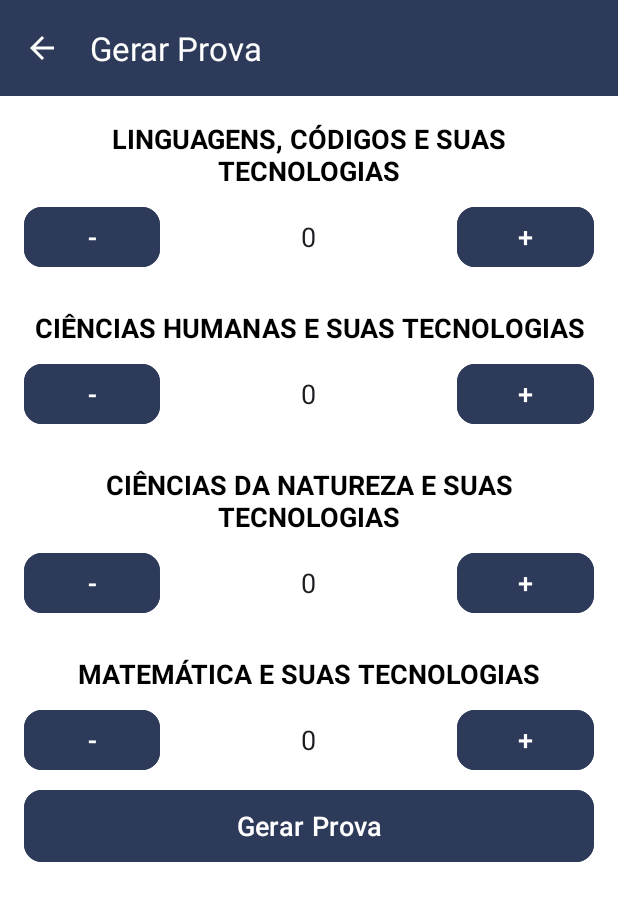
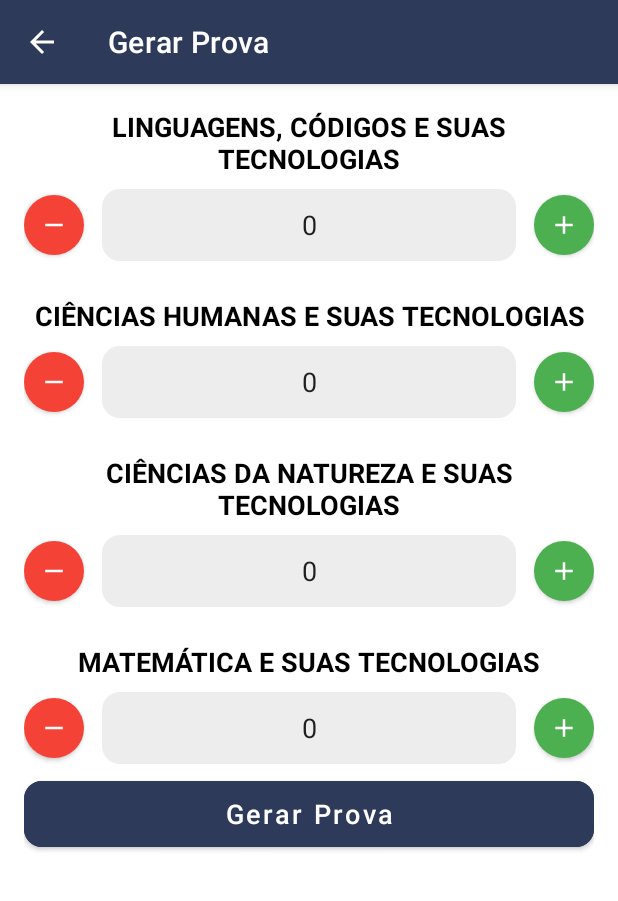
Before and after one commit to prxdby4le/Simulapp, an Android app: the GerarProvaActivity screen opened directly, with no data from a screen before it, on a phone screen of 412 x 824 dp. Shown: the top 901 px of the screen. Run offline under Robolectric (Android 15) with nearby library versions, the phone set to English and light mode, and no system bars.

Commit message:
mudanças de desing nos botões de add ou remove

```diff
--- /dev/null
+++ b/app/src/main/res/drawable/border_text.xml
@@ -0,0 +1,12 @@
+<?xml version="1.0" encoding="utf-8"?>
+<shape xmlns:android="http://schemas.android.com/apk/res/android"
+    android:shape="rectangle">
+
+    <stroke
+        android:width="0dp"
+        android:color="#000000" />
+
+    <solid android:color="#EDEDED" />
+
+    <corners android:radius="12dp" />
+</shape>
--- /dev/null
+++ b/app/src/main/res/drawable/circle_button_base.xml
@@ -0,0 +1,5 @@
+<?xml version="1.0" encoding="utf-8"?>
+<shape xmlns:android="http://schemas.android.com/apk/res/android"
+    android:shape="oval">
+    <solid android:color="@android:color/transparent"/>
+</shape>
--- /dev/null
+++ b/app/src/main/res/drawable/circle_button_green.xml
@@ -0,0 +1,5 @@
+<?xml version="1.0" encoding="utf-8"?>
+<shape xmlns:android="http://schemas.android.com/apk/res/android"
+    android:shape="oval">
+    <solid android:color="#4CAF50"/>
+</shape>
--- /dev/null
+++ b/app/src/main/res/drawable/circle_button_red.xml
@@ -0,0 +1,5 @@
+<?xml version="1.0" encoding="utf-8"?>
+<shape xmlns:android="http://schemas.android.com/apk/res/android"
+    android:shape="oval">
+    <solid android:color="#F44336"/>
+</shape>
--- /dev/null
+++ b/app/src/main/res/drawable/ic_add.xml
@@ -0,0 +1,12 @@
+<?xml version="1.0" encoding="utf-8"?>
+<vector xmlns:android="http://schemas.android.com/apk/res/android"
+    android:width="24dp"
+    android:height="24dp"
+    android:viewportWidth="24"
+    android:viewportHeight="24">
+    <path
+        android:fillColor="#FFFFFF"
+        android:pathData="M19,13h-6v6h-2v-6H5v-2h6V5h2v6h6v2z"
+        />
+
+</vector>
--- /dev/null
+++ b/app/src/main/res/drawable/ic_remove.xml
@@ -0,0 +1,10 @@
+<?xml version="1.0" encoding="utf-8"?>
+<vector xmlns:android="http://schemas.android.com/apk/res/android"
+    android:width="24dp"
+    android:height="24dp"
+    android:viewportWidth="24"
+    android:viewportHeight="24">
+    <path
+        android:fillColor="#FFFFFF"
+        android:pathData="M19,13H5v-2h14v2z"/>
+</vector>
--- a/app/src/main/res/layout/activity_gerar_prova.xml
+++ b/app/src/main/res/layout/activity_gerar_prova.xml
@@ -46,6 +46,7 @@
                 android:layout_width="0dp"
                 android:layout_height="wrap_content"
                 android:orientation="horizontal"
+                android:gravity="center_vertical"
                 android:layout_marginTop="8dp"
                 app:layout_constraintTop_toBottomOf="@id/tvTituloLinguagens"
                 app:layout_constraintStart_toStartOf="parent"
@@ -53,41 +54,59 @@
 
                 <com.google.android.material.button.MaterialButton
                     android:id="@+id/btnDecrementarLinguagens"
-                    android:layout_width="0dp"
-                    android:layout_height="48dp"
-                    android:layout_weight="1"
-                    android:backgroundTint="#2E3A59"
-                    android:contentDescription="@string/cd_decrementar"
-                    android:text="@string/decrement"
-                    android:textColor="@android:color/white"
-                    android:textSize="18sp"
-                    app:cornerRadius="12dp" />
+                    style="@style/Widget.MaterialComponents.Button.Icon"
+                    android:layout_width="40dp"
+                    android:layout_height="40dp"
+                    android:minWidth="0dp"
+                    android:minHeight="0dp"
+                    android:padding="0dp"
+                    app:backgroundTint="#F44336"
+                    app:cornerRadius="20dp"
+                    app:icon="@drawable/ic_remove"
+                    app:iconTint="@android:color/white"
+                    app:iconGravity="textStart"
+                    app:iconPadding="0dp"
+                    app:iconSize="20dp"
+                    android:insetLeft="0dp"
+                    android:insetTop="0dp"
+                    android:insetRight="0dp"
+                    android:insetBottom="0dp"
+                    android:contentDescription="@string/cd_decrementar" />
 
                 <EditText
                     android:id="@+id/etQuantidadeLinguagens"
                     android:layout_width="0dp"
                     android:layout_height="48dp"
-                    android:layout_weight="2"
+                    android:layout_weight="1"
                     android:inputType="number"
                     android:digits="0123456789"
                     android:gravity="center"
                     android:hint="@string/hint_zero"
                     android:textSize="18sp"
                     android:importantForAutofill="no"
-                    android:background="@android:color/white"
-                    android:layout_marginHorizontal="8dp" />
+                    android:background="@drawable/border_text"
+                    android:layout_marginHorizontal="12dp" />
 
                 <com.google.android.material.button.MaterialButton
                     android:id="@+id/btnIncrementarLinguagens"
-                    android:layout_width="0dp"
-                    android:layout_height="48dp"
-                    android:layout_weight="1"
-                    android:backgroundTint="#2E3A59"
-                    android:contentDescription="@string/cd_incrementar"
-                    android:text="@string/increment"
-                    android:textColor="@android:color/white"
-                    android:textSize="18sp"
-                    app:cornerRadius="12dp" />
+                    style="@style/Widget.MaterialComponents.Button.Icon"
+                    android:layout_width="40dp"
+                    android:layout_height="40dp"
+                    android:minWidth="0dp"
+                    android:minHeight="0dp"
+                    android:padding="0dp"
+                    app:backgroundTint="#4CAF50"
+                    app:cornerRadius="20dp"
+                    app:icon="@drawable/ic_add"
+                    app:iconTint="@android:color/white"
+                    app:iconGravity="textStart"
+                    app:iconPadding="0dp"
+                    app:iconSize="20dp"
+                    android:insetLeft="0dp"
+                    android:insetTop="0dp"
+                    android:insetRight="0dp"
+                    android:insetBottom="0dp"
+                    android:contentDescription="@string/cd_incrementar" />
             </LinearLayout>
 
             <TextView
@@ -109,6 +128,7 @@
                 android:layout_width="0dp"
                 android:layout_height="wrap_content"
                 android:orientation="horizontal"
+                android:gravity="center_vertical"
                 android:layout_marginTop="8dp"
                 app:layout_constraintTop_toBottomOf="@id/tvTituloHumanas"
                 app:layout_constraintStart_toStartOf="parent"
@@ -116,41 +136,59 @@
 
                 <com.google.android.material.button.MaterialButton
                     android:id="@+id/btnDecrementarHumanas"
-                    android:layout_width="0dp"
-                    android:layout_height="48dp"
-                    android:layout_weight="1"
-                    android:backgroundTint="#2E3A59"
-                    android:contentDescription="@string/cd_decrementar"
-                    android:text="@string/decrement"
-                    android:textColor="@android:color/white"
-                    android:textSize="18sp"
-                    app:cornerRadius="12dp" />
+                    style="@style/Widget.MaterialComponents.Button.Icon"
+                    android:layout_width="40dp"
+                    android:layout_height="40dp"
+                    android:minWidth="0dp"
+                    android:minHeight="0dp"
+                    android:padding="0dp"
+                    app:backgroundTint="#F44336"
+                    app:cornerRadius="20dp"
+                    app:icon="@drawable/ic_remove"
+                    app:iconTint="@android:color/white"
+                    app:iconGravity="textStart"
+                    app:iconPadding="0dp"
+                    app:iconSize="20dp"
+                    android:insetLeft="0dp"
+                    android:insetTop="0dp"
+                    android:insetRight="0dp"
+                    android:insetBottom="0dp"
+                    android:contentDescription="@string/cd_decrementar" />
 
                 <EditText
                     android:id="@+id/etQuantidadeHumanas"
                     android:layout_width="0dp"
                     android:layout_height="48dp"
-                    android:layout_weight="2"
+                    android:layout_weight="1"
                     android:inputType="number"
                     android:digits="0123456789"
                     android:gravity="center"
                     android:hint="@string/hint_zero"
                     android:textSize="18sp"
                     android:importantForAutofill="no"
-                    android:background="@android:color/white"
-                    android:layout_marginHorizontal="8dp" />
+                    android:background="@drawable/border_text"
+                    android:layout_marginHorizontal="12dp" />
 
                 <com.google.android.material.button.MaterialButton
                     android:id="@+id/btnIncrementarHumanas"
-                    android:layout_width="0dp"
-                    android:layout_height="48dp"
-                    android:layout_weight="1"
-                    android:backgroundTint="#2E3A59"
-                    android:contentDescription="@string/cd_incrementar"
-                    android:text="@string/increment"
-                    android:textColor="@android:color/white"
-                    android:textSize="18sp"
-                    app:cornerRadius="12dp" />
+                    style="@style/Widget.MaterialComponents.Button.Icon"
+                    android:layout_width="40dp"
+                    android:layout_height="40dp"
+                    android:minWidth="0dp"
+                    android:minHeight="0dp"
+                    android:padding="0dp"
+                    app:backgroundTint="#4CAF50"
+                    app:cornerRadius="20dp"
+                    app:icon="@drawable/ic_add"
+                    app:iconTint="@android:color/white"
+                    app:iconGravity="textStart"
+                    app:iconPadding="0dp"
+                    app:iconSize="20dp"
+                    android:insetLeft="0dp"
+                    android:insetTop="0dp"
+                    android:insetRight="0dp"
+                    android:insetBottom="0dp"
+                    android:contentDescription="@string/cd_incrementar" />
             </LinearLayout>
 
             <TextView
@@ -172,6 +210,7 @@
                 android:layout_width="0dp"
                 android:layout_height="wrap_content"
                 android:orientation="horizontal"
+                android:gravity="center_vertical"
                 android:layout_marginTop="8dp"
                 app:layout_constraintTop_toBottomOf="@id/tvTituloNatureza"
                 app:layout_constraintStart_toStartOf="parent"
@@ -179,41 +218,59 @@
 
                 <com.google.android.material.button.MaterialButton
                     android:id="@+id/btnDecrementarNatureza"
-                    android:layout_width="0dp"
-                    android:layout_height="48dp"
-                    android:layout_weight="1"
-                    android:backgroundTint="#2E3A59"
-                    android:contentDescription="@string/cd_decrementar"
-                    android:text="@string/decrement"
-                    android:textColor="@android:color/white"
-                    android:textSize="18sp"
-                    app:cornerRadius="12dp" />
+                    style="@style/Widget.MaterialComponents.Button.Icon"
+                    android:layout_width="40dp"
+                    android:layout_height="40dp"
+                    android:minWidth="0dp"
+                    android:minHeight="0dp"
+                    android:padding="0dp"
+                    app:backgroundTint="#F44336"
+                    app:cornerRadius="20dp"
+                    app:icon="@drawable/ic_remove"
+                    app:iconTint="@android:color/white"
+                    app:iconGravity="textStart"
+                    app:iconPadding="0dp"
+                    app:iconSize="20dp"
+                    android:insetLeft="0dp"
+                    android:insetTop="0dp"
+                    android:insetRight="0dp"
+                    android:insetBottom="0dp"
+                    android:contentDescription="@string/cd_decrementar" />
 
                 <EditText
                     android:id="@+id/etQuantidadeNatureza"
                     android:layout_width="0dp"
                     android:layout_height="48dp"
-                    android:layout_weight="2"
+                    android:layout_weight="1"
                     android:inputType="number"
                     android:digits="0123456789"
                     android:gravity="center"
                     android:hint="@string/hint_zero"
                     android:textSize="18sp"
                     android:importantForAutofill="no"
-                    android:background="@android:color/white"
-                    android:layout_marginHorizontal="8dp" />
+                    android:background="@drawable/border_text"
+                    android:layout_marginHorizontal="12dp" />
 
                 <com.google.android.material.button.MaterialButton
                     android:id="@+id/btnIncrementarNatureza"
-                    android:layout_width="0dp"
-                    android:layout_height="48dp"
-                    android:layout_weight="1"
-                    android:backgroundTint="#2E3A59"
-                    android:contentDescription="@string/cd_incrementar"
-                    android:text="@string/increment"
-                    android:textColor="@android:color/white"
-                    android:textSize="18sp"
-                    app:cornerRadius="12dp" />
+                    style="@style/Widget.MaterialComponents.Button.Icon"
+                    android:layout_width="40dp"
+                    android:layout_height="40dp"
+                    android:minWidth="0dp"
+                    android:minHeight="0dp"
+                    android:padding="0dp"
+                    app:backgroundTint="#4CAF50"
+                    app:cornerRadius="20dp"
+                    app:icon="@drawable/ic_add"
+                    app:iconTint="@android:color/white"
+                    app:iconGravity="textStart"
+                    app:iconPadding="0dp"
+                    app:iconSize="20dp"
+                    android:insetLeft="0dp"
+                    android:insetTop="0dp"
+                    android:insetRight="0dp"
+                    android:insetBottom="0dp"
+                    android:contentDescription="@string/cd_incrementar" />
             </LinearLayout>
 
             <TextView
@@ -235,6 +292,7 @@
                 android:layout_width="0dp"
                 android:layout_height="wrap_content"
                 android:orientation="horizontal"
+                android:gravity="center_vertical"
                 android:layout_marginTop="8dp"
                 app:layout_constraintTop_toBottomOf="@id/tvTituloMatematica"
                 app:layout_constraintStart_toStartOf="parent"
@@ -242,43 +300,61 @@
 
                 <com.google.android.material.button.MaterialButton
                     android:id="@+id/btnDecrementarMatematica"
-                    android:layout_width="0dp"
-                    android:layout_height="48dp"
-                    android:layout_weight="1"
-                    android:backgroundTint="#2E3A59"
-                    android:contentDescription="@string/cd_decrementar"
-                    android:text="@string/decrement"
-                    android:textColor="@android:color/white"
-                    android:textSize="18sp"
-                    app:cornerRadius="12dp" />
+                    style="@style/Widget.MaterialComponents.Button.Icon"
+                    android:layout_width="40dp"
+                    android:layout_height="40dp"
+                    android:minWidth="0dp"
+                    android:minHeight="0dp"
+                    android:padding="0dp"
+                    app:backgroundTint="#F44336"
+                    app:cornerRadius="20dp"
+                    app:icon="@drawable/ic_remove"
+                    app:iconTint="@android:color/white"
+                    app:iconGravity="textStart"
+                    app:iconPadding="0dp"
+                    app:iconSize="20dp"
+                    android:insetLeft="0dp"
+                    android:insetTop="0dp"
+                    android:insetRight="0dp"
+                    android:insetBottom="0dp"
+                    android:contentDescription="@string/cd_decrementar" />
 
                 <EditText
                     android:id="@+id/etQuantidadeMatematica"
                     android:layout_width="0dp"
                     android:layout_height="48dp"
-                    android:layout_weight="2"
+                    android:layout_weight="1"
                     android:inputType="number"
                     android:digits="0123456789"
                     android:gravity="center"
                     android:hint="@string/hint_zero"
                     android:textSize="18sp"
                     android:importantForAutofill="no"
-                    android:background="@android:color/white"
-                    android:layout_marginHorizontal="8dp" />
+                    android:background="@drawable/border_text"
+                    android:layout_marginHorizontal="12dp" />
 
                 <com.google.android.material.button.MaterialButton
                     android:id="@+id/btnIncrementarMatematica"
-                    android:layout_width="0dp"
-                    android:layout_height="48dp"
-                    android:layout_weight="1"
-                    android:backgroundTint="#2E3A59"
-                    android:contentDescription="@string/cd_incrementar"
-                    android:text="@string/increment"
-                    android:textColor="@android:color/white"
-                    android:textSize="18sp"
-                    app:cornerRadius="12dp" />
+                    style="@style/Widget.MaterialComponents.Button.Icon"
+                    android:layout_width="40dp"
+                    android:layout_height="40dp"
+                    android:minWidth="0dp"
+                    android:minHeight="0dp"
+                    android:padding="0dp"
+                    app:backgroundTint="#4CAF50"
+                    app:cornerRadius="20dp"
+                    app:icon="@drawable/ic_add"
+                    app:iconTint="@android:color/white"
+                    app:iconGravity="textStart"
+                    app:iconPadding="0dp"
+                    app:iconSize="20dp"
+                    android:insetLeft="0dp"
+                    android:insetTop="0dp"
+                    android:insetRight="0dp"
+                    android:insetBottom="0dp"
+                    android:contentDescription="@string/cd_incrementar" />
+            </LinearLayout>
 
-            </LinearLayout>
             <com.google.android.material.button.MaterialButton
                 android:id="@+id/btnGerarProva"
                 android:layout_width="match_parent"
--- a/app/src/main/res/layout/activity_menu_inicial.xml
+++ b/app/src/main/res/layout/activity_menu_inicial.xml
@@ -13,7 +13,7 @@
         android:layout_width="match_parent"
         android:layout_height="wrap_content"
         android:paddingLeft="24dp"
-        android:paddingTop="32dp"
+        android:paddingTop="92dp"
         android:paddingRight="24dp"
         android:paddingBottom="32dp">
 
--- a/app/src/main/res/values-night/themes.xml
+++ b/app/src/main/res/values-night/themes.xml
@@ -1,7 +1,12 @@
-<resources xmlns:tools="http://schemas.android.com/tools">
-    <!-- Base application theme. -->
-    <style name="Base.Theme.Simulapp" parent="Theme.Material3.DayNight.NoActionBar">
-        <!-- Customize your dark theme here. -->
-        <!-- <item name="colorPrimary">@color/my_dark_primary</item> -->
+<resources>
+    <style name="Theme.Simulapp" parent="Theme.MaterialComponents.DayNight.DarkActionBar">
+        <item name="windowActionBar">false</item>
+        <item name="windowNoTitle">true</item>
+        <item name="colorPrimary">#2E3A59</item>
+        <item name="colorPrimaryVariant">#1A2332</item>
+        <item name="colorOnPrimary">@android:color/white</item>
+        <item name="colorSecondary">#388E3C</item>
+        <item name="colorSecondaryVariant">#2E7D32</item>
+        <item name="colorOnSecondary">@android:color/white</item>
     </style>
 </resources>
--- a/app/src/main/res/values/themes.xml
+++ b/app/src/main/res/values/themes.xml
@@ -1,9 +1,12 @@
-<resources xmlns:tools="http://schemas.android.com/tools">
-    <!-- Base application theme. -->
-    <style name="Base.Theme.Simulapp" parent="Theme.Material3.DayNight.NoActionBar">
-        <!-- Customize your light theme here. -->
-        <!-- <item name="colorPrimary">@color/my_light_primary</item> -->
+<resources>
+    <style name="Theme.Simulapp" parent="Theme.MaterialComponents.DayNight.DarkActionBar">
+        <item name="windowActionBar">false</item>
+        <item name="windowNoTitle">true</item>
+        <item name="colorPrimary">#2E3A59</item>
+        <item name="colorPrimaryVariant">#1A2332</item>
+        <item name="colorOnPrimary">@android:color/white</item>
+        <item name="colorSecondary">#388E3C</item>
+        <item name="colorSecondaryVariant">#2E7D32</item>
+        <item name="colorOnSecondary">@android:color/white</item>
     </style>
-
-    <style name="Theme.Simulapp" parent="Base.Theme.Simulapp" />
 </resources>
--- a/app/src/main/res/xml/backup_rules.xml
+++ b/app/src/main/res/xml/backup_rules.xml
@@ -1,13 +1,3 @@
-<?xml version="1.0" encoding="utf-8"?><!--
-   Sample backup rules file; uncomment and customize as necessary.
-   See https://developer.android.com/guide/topics/data/autobackup
-   for details.
-   Note: This file is ignored for devices older than API 31
-   See https://developer.android.com/about/versions/12/backup-restore
--->
+<?xml version="1.0" encoding="utf-8"?>
 <full-backup-content>
-    <!--
-   <include domain="sharedpref" path="."/>
-   <exclude domain="sharedpref" path="device.xml"/>
--->
 </full-backup-content>
--- a/app/src/main/res/xml/data_extraction_rules.xml
+++ b/app/src/main/res/xml/data_extraction_rules.xml
@@ -1,19 +1,5 @@
-<?xml version="1.0" encoding="utf-8"?><!--
-   Sample data extraction rules file; uncomment and customize as necessary.
-   See https://developer.android.com/about/versions/12/backup-restore#xml-changes
-   for details.
--->
+<?xml version="1.0" encoding="utf-8"?>
 <data-extraction-rules>
     <cloud-backup>
-        <!-- TODO: Use <include> and <exclude> to control what is backed up.
-        <include .../>
-        <exclude .../>
-        -->
     </cloud-backup>
-    <!--
-    <device-transfer>
-        <include .../>
-        <exclude .../>
-    </device-transfer>
-    -->
 </data-extraction-rules>
```
Also changed, not shown: 1 other file.
